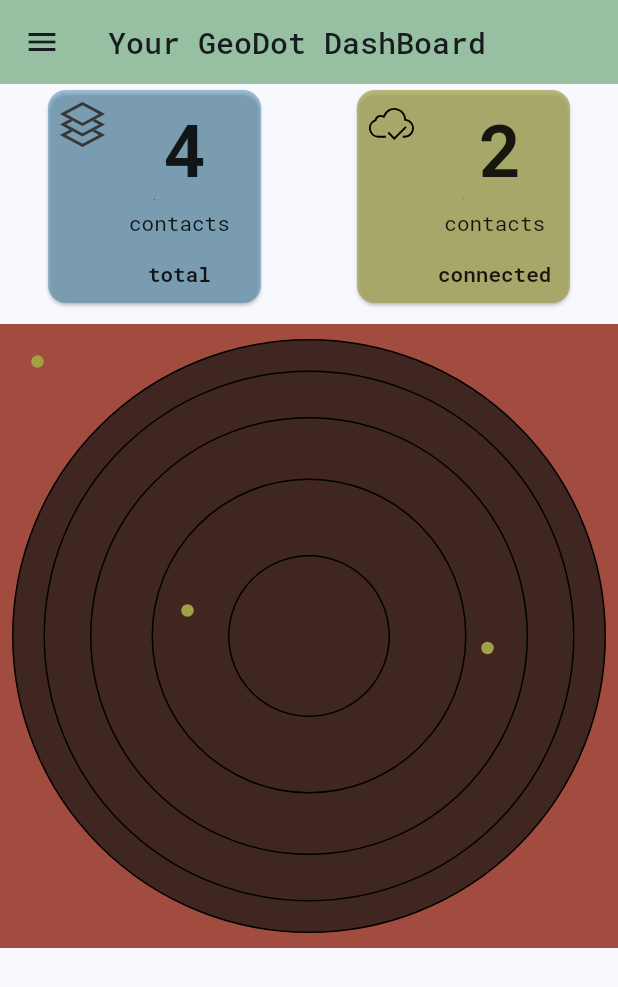
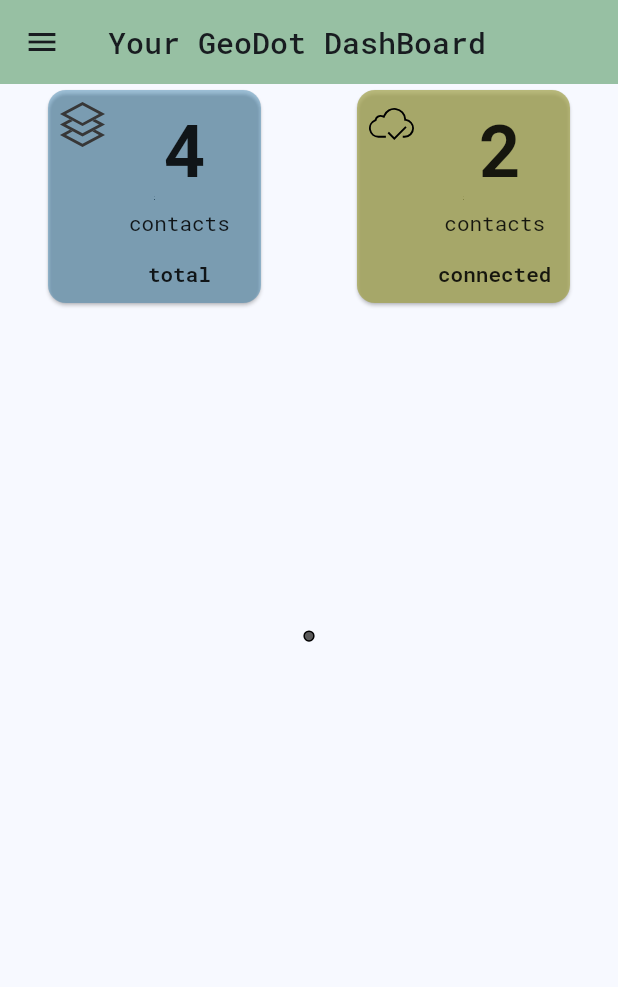
Before and after one commit to sona-user-369/GeoDot, a Flutter app: the DashBoardPage screen opened by its route, on a phone screen of 412 x 824 dp. Shown: the top 987 px of the screen. Run offline on Flutter 3.47's test engine with Material 2 defaults, Android fonts, the phone set to English and light mode, and no system bars; our stand-ins replace another_flutter_splash_screen, fluro, flutter_secure_storage, flutter_svg, get, google_fonts; accounts and stored records are empty.

Commit message:
update pages

```diff
--- a/lib/screens/dashboard.dart
+++ b/lib/screens/dashboard.dart
@@ -1,3 +1,5 @@
+import 'dart:ui';
+
 import 'package:flutter_svg/svg.dart';
 import 'package:geodot/utils/constants.dart';
 import 'package:geodot/widgets/box_card_dash.dart';
@@ -69,14 +71,13 @@ class _DashBoardPageState extends State<DashBoardPage> {
                   height: Constants.defaultPadding,
                 ),
 
-                Container(
-                  color: ColorPicker.danger,
-                  child: Stack(
+                Stack(
                   children: [
                     Padding(
                       padding: const EdgeInsets.all(8.0),
                       child: Container(
                         height: 400,
+                        width: MediaQuery.of(context).devicePixelRatio *5,
                         decoration: BoxDecoration(
                             color: ColorPicker.black.withOpacity(0.7),
                             shape: BoxShape.circle,
@@ -113,8 +114,8 @@ class _DashBoardPageState extends State<DashBoardPage> {
                       ),
                     ),
                     Positioned(
-                          // bottom: 175,
-                          // left: 155,
+                        bottom: 400/2.2,
+                        left: 400/2.6,
                         child: Tooltip(
                           message: 'Me',
                             decoration: const BoxDecoration(
@@ -156,7 +157,6 @@ class _DashBoardPageState extends State<DashBoardPage> {
                             ))),
                   ],
                 ),
-                ),
               ],
             ),
           ));
```
Lines whose indentation alone changed are shown as unchanged.
